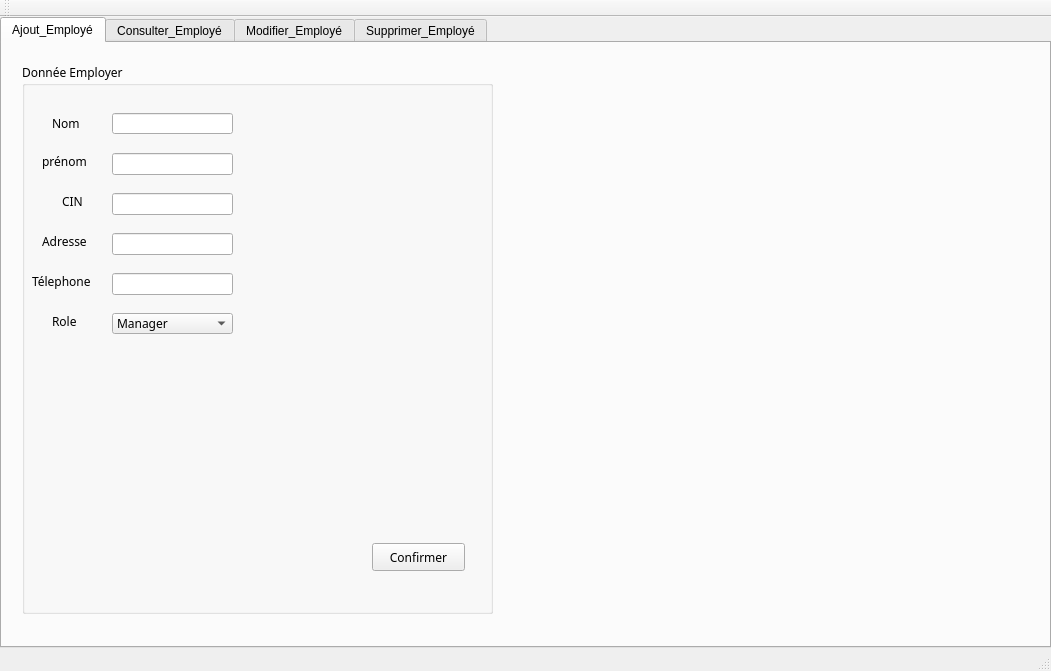
Qt form mainwindow.ui (MedAzizBouzid/Smart_Beauty_Center_2A24) before a commit.
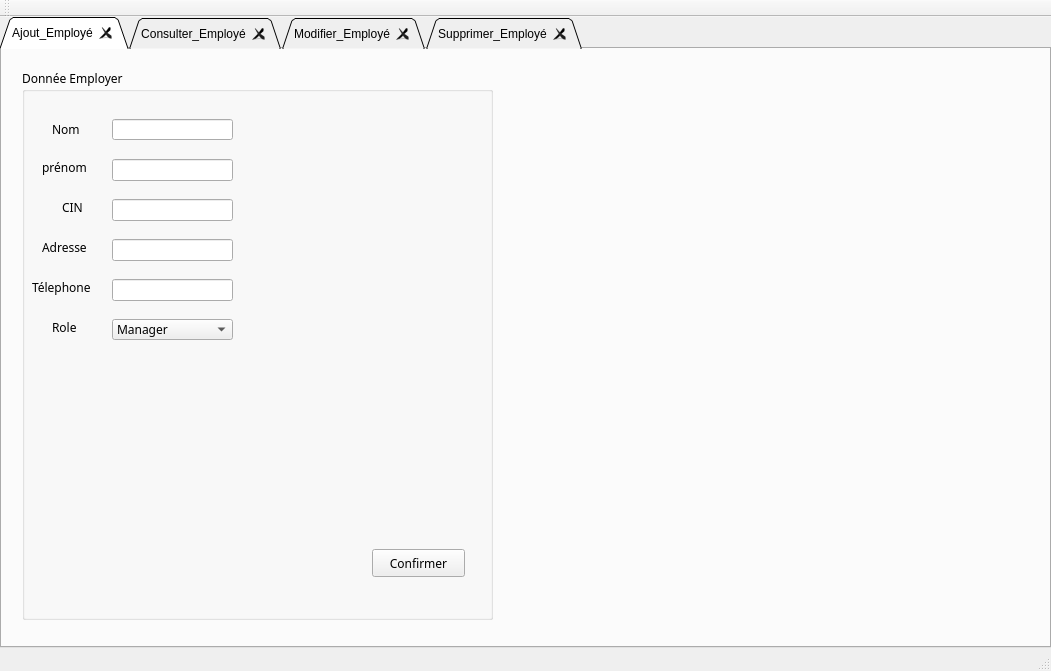
The same form after that commit. The open tabs and pages were chosen to show the change.

```diff
--- a/mainwindow.ui
+++ b/mainwindow.ui
@@ -23,8 +23,23 @@
       <height>631</height>
      </rect>
     </property>
+    <property name="tabShape">
+     <enum>QTabWidget::Triangular</enum>
+    </property>
     <property name="currentIndex">
-     <number>1</number>
+     <number>0</number>
+    </property>
+    <property name="elideMode">
+     <enum>Qt::ElideNone</enum>
+    </property>
+    <property name="documentMode">
+     <bool>false</bool>
+    </property>
+    <property name="tabsClosable">
+     <bool>true</bool>
+    </property>
+    <property name="movable">
+     <bool>false</bool>
     </property>
     <widget class="QWidget" name="tab_1">
      <attribute name="title">
```
Left out of the diff: 3 changed lines with no effect on the pictures.
